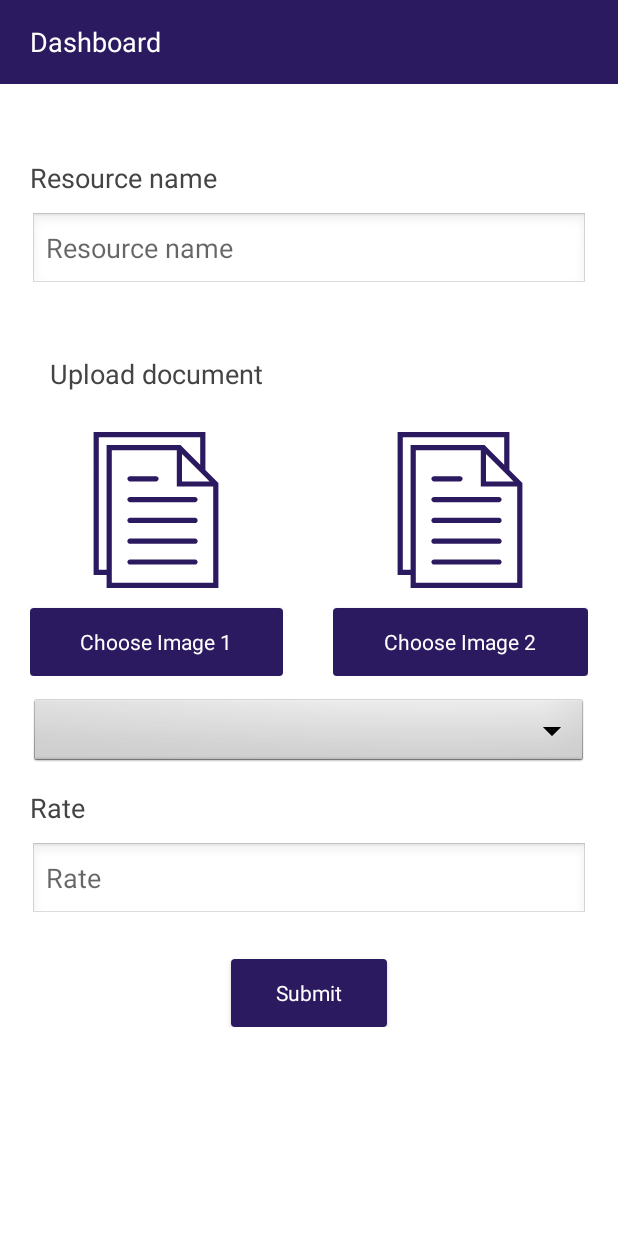
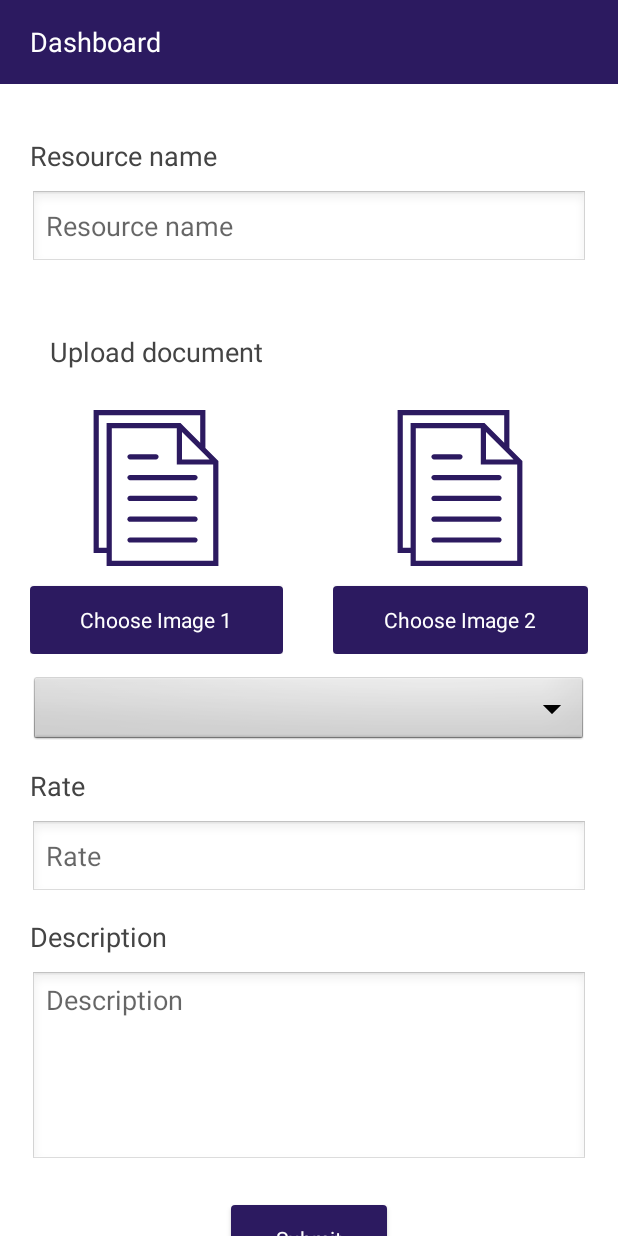
Before and after one commit to shilpeek90/ApnaSevakendra, an Android app: the DashboardActivity screen opened directly, with no data from a screen before it, on a phone screen of 412 x 824 dp. Run offline under Robolectric (Android 15) with nearby library versions, the light colour scheme and no system bars; our stand-ins replace Volley, sdp/ssp sizes; network calls fail; Roboto replaces fonts that are not available here.

Commit message:
first init

```diff
--- a/app/src/main/java/com/vibrant/asp/activity/DashboardActivity.java
+++ b/app/src/main/java/com/vibrant/asp/activity/DashboardActivity.java
@@ -62,7 +62,7 @@ public class DashboardActivity extends AppCompatActivity {
     private boolean doubleBackToExitPressedOnce = false;
     ProgressDialog pd;
     TextView tvHeader;
-    EditText editResName, editRent;
+    EditText editResName, editRent,editDiscription;
     Button btnChoose1, btnChoose2, btnSubmit, btnCancel, btnCancel2;
     ImageView ivImage1, ivImage2;
     LinearLayout lLayRentCatgry, lLayGallery, lLayCamera, lLayRemove, lLayGallery2, lLayCamera2, lLayRemove2;
@@ -100,6 +100,7 @@ public class DashboardActivity extends AppCompatActivity {
         tvHeader.setText(getString(R.string.dashboard));
         editResName = findViewById(R.id.editResName);
         editRent = findViewById(R.id.editRent);
+        editDiscription = findViewById(R.id.editDiscription);
         ivImage1 = findViewById(R.id.ivImage1);
         ivImage2 = findViewById(R.id.ivImage2);
         btnChoose1 = findViewById(R.id.btnChoose1);
@@ -175,7 +176,11 @@ public class DashboardActivity extends AppCompatActivity {
         } else if (TextUtils.isEmpty(editRent.getText().toString().trim())) {
             error_message = getString(R.string.please_enter_rate);
             return false;
-        } else {
+        }
+        else if (TextUtils.isEmpty(editDiscription.getText().toString().trim())) {
+            error_message = getString(R.string.please_enter_dis);
+            return false;
+        }else {
             return true;
         }
     }
@@ -187,7 +192,6 @@ public class DashboardActivity extends AppCompatActivity {
         try {
             jsonObject.put("UserId", "1");
             jsonObject.put("ProductName", editResName.getText().toString().trim());
-            jsonObject.put("Description", "descrrt");
             jsonObject.put("Latitude", latitude);
             jsonObject.put("Longitude", longitude);
             jsonObject.put("ImageBase64String1", mConvertedImg1);
@@ -195,6 +199,7 @@ public class DashboardActivity extends AppCompatActivity {
             jsonObject.put("Extension", imgExtension);
             jsonObject.put("SubscriptionId", selectedSubId);
             jsonObject.put("Rate", editRent.getText().toString().trim());
+            jsonObject.put("Description", editDiscription.getText().toString().trim());
             Log.d(TAG, "getUploadProduct: " + jsonObject);
         } catch (JSONException e) {
             e.printStackTrace();
@@ -210,6 +215,7 @@ public class DashboardActivity extends AppCompatActivity {
                     if (status.equals("true")) {
                         editResName.setText("");
                         editRent.setText("");
+                        editDiscription.setText("");
                         startActivity(new Intent(DashboardActivity.this, MainActivity.class));
                         finish();
                     } else {
--- a/app/src/main/res/layout/activity_dashboard.xml
+++ b/app/src/main/res/layout/activity_dashboard.xml
@@ -43,7 +43,7 @@
                         android:id="@+id/tvResourName"
                         android:layout_width="match_parent"
                         android:layout_height="wrap_content"
-                        android:layout_marginTop="30dp"
+                        android:layout_marginTop="15dp"
                         android:text="@string/resource_name"
                         android:textColor="@color/black_txt"
                         android:textSize="@dimen/_14sdp" />
@@ -225,6 +225,31 @@
                         android:maxLength="30"
                         android:textSize="@dimen/_14sdp" />
 
+                    <com.vibrant.asp.customtext.MyTextLight
+                        android:id="@+id/tvDiscrip"
+                        android:layout_width="match_parent"
+                        android:layout_height="wrap_content"
+                        android:layout_marginTop="@dimen/_10sdp"
+                        android:text="@string/description"
+                        android:textColor="@color/black_txt"
+                        android:textSize="@dimen/_14sdp" />
+
+                    <EditText
+                        android:id="@+id/editDiscription"
+                        android:layout_width="match_parent"
+                        android:layout_height="@dimen/_100sdp"
+                        android:layout_marginTop="@dimen/_8sdp"
+                        android:background="@android:drawable/edit_text"
+                        android:ems="14"
+                        android:gravity="top|left"
+                        android:hint="@string/description"
+                        android:inputType="textMultiLine"
+                        android:lines="8"
+                        android:maxLines="10"
+                        android:scrollbars="vertical"
+                        android:scrollHorizontally="false"
+                        android:textSize="@dimen/_14sdp" />
+
                     <com.vibrant.asp.customtext.MyButtonBold
                         android:id="@+id/btnSubmit"
                         android:layout_width="wrap_content"
--- a/app/src/main/res/values/strings.xml
+++ b/app/src/main/res/values/strings.xml
@@ -46,14 +46,14 @@
     <string name="please_enter_pass">Please Enter Password</string>
     <string name="please_enter_rate">Please Enter rate</string>
     <string name="please_enter_address">Please Enter Address</string>
+    <string name="please_enter_dis">Please Enter Description</string>
 
     <string name="permission_read_phone_state_rationale1">Permission previously Denied</string>
     <string name="permissions_not_granted_read_phone_state1">Permission denied</string>
     <string name="permision_available_read_phone_state1">Permission granted</string>
     <string name="rate">Rate</string>
     <string name="password">Password</string>
-
-
+    <string name="description">Description</string>
 
 
 </resources>
```
